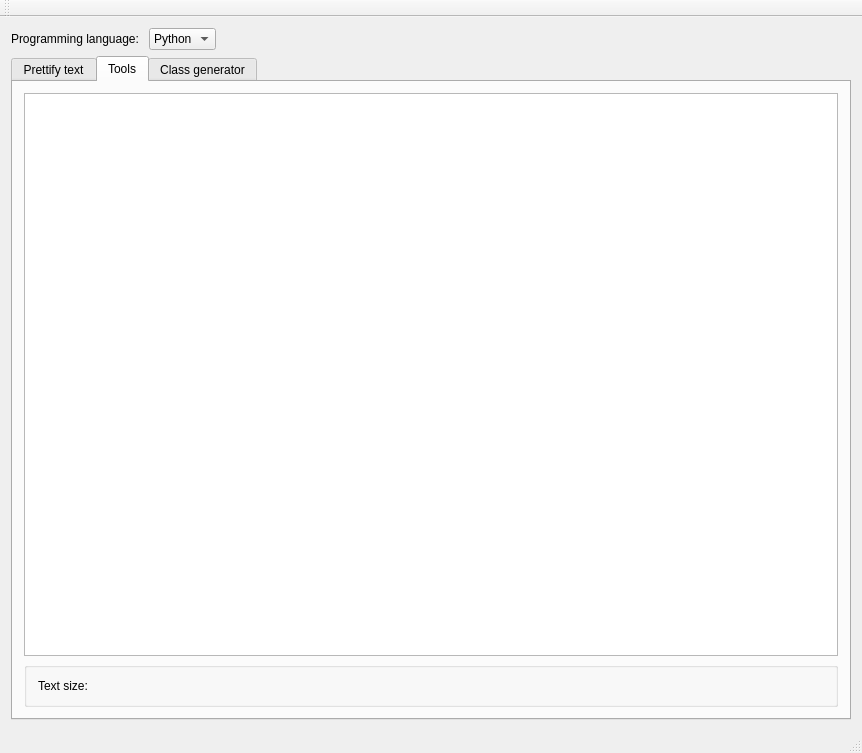
matthiaszeller/CodeHelper, file CodeHelper/mainwindow.ui: the form before one commit.
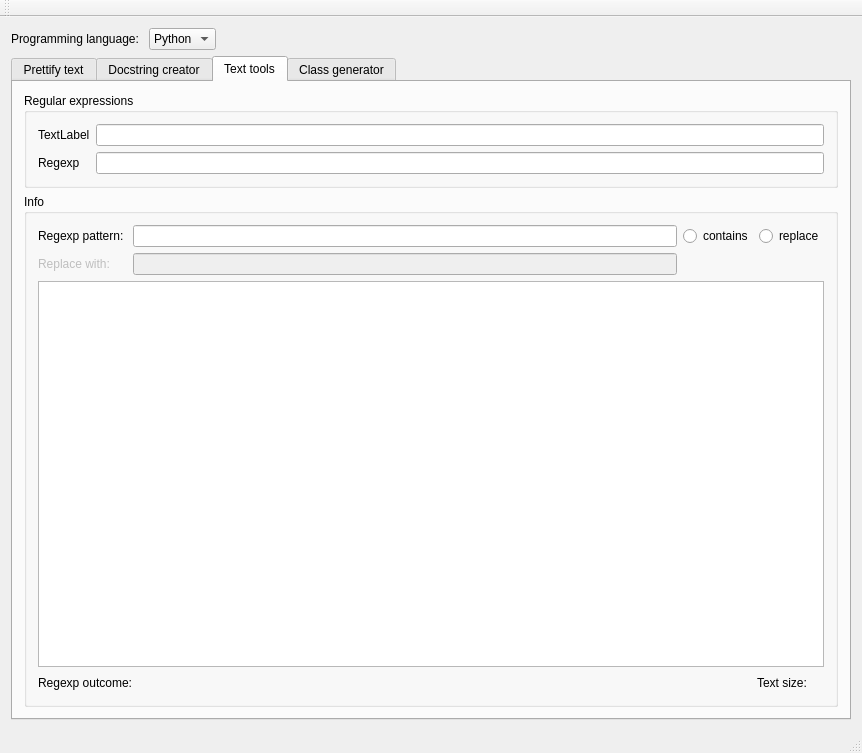
The form after the commit. The open tabs and pages were chosen to show the change.

Commit message: add content of text tools labels, create TextTools class, ...

Diff of the .ui file:
```diff
--- a/CodeHelper/mainwindow.ui
+++ b/CodeHelper/mainwindow.ui
@@ -280,37 +280,237 @@
         </item>
        </layout>
       </widget>
+      <widget class="QWidget" name="tab_4">
+       <attribute name="title">
+        <string>Docstring creator</string>
+       </attribute>
+       <layout class="QVBoxLayout" name="verticalLayout_5">
+        <item>
+         <widget class="QGroupBox" name="groupBox_4">
+          <property name="title">
+           <string>File</string>
+          </property>
+          <layout class="QGridLayout" name="gridLayout_4">
+           <item row="0" column="0">
+            <widget class="QLabel" name="label_9">
+             <property name="text">
+              <string>Select a file:</string>
+             </property>
+            </widget>
+           </item>
+           <item row="0" column="1">
+            <widget class="QLineEdit" name="lineEdit_docstring_file"/>
+           </item>
+           <item row="0" column="4">
+            <spacer name="horizontalSpacer_3">
+             <property name="orientation">
+              <enum>Qt::Horizontal</enum>
+             </property>
+             <property name="sizeHint" stdset="0">
+              <size>
+               <width>40</width>
+               <height>20</height>
+              </size>
+             </property>
+            </spacer>
+           </item>
+           <item row="0" column="2">
+            <widget class="QToolButton" name="toolButton_docstring_file">
+             <property name="text">
+              <string>...</string>
+             </property>
+            </widget>
+           </item>
+           <item row="0" column="3">
+            <widget class="QLabel" name="label_docstring_file">
+             <property name="text">
+              <string>xx</string>
+             </property>
+            </widget>
+           </item>
+          </layout>
+         </widget>
+        </item>
+        <item>
+         <widget class="QGroupBox" name="groupBox_5">
+          <property name="title">
+           <string/>
+          </property>
+          <layout class="QHBoxLayout" name="horizontalLayout_4">
+           <item>
+            <layout class="QVBoxLayout" name="verticalLayout_6">
+             <item>
+              <widget class="QListWidget" name="listWidget_docstring_features"/>
+             </item>
+            </layout>
+           </item>
+           <item>
+            <spacer name="horizontalSpacer_5">
+             <property name="orientation">
+              <enum>Qt::Horizontal</enum>
+             </property>
+             <property name="sizeHint" stdset="0">
+              <size>
+               <width>40</width>
+               <height>20</height>
+              </size>
+             </property>
+            </spacer>
+           </item>
+          </layout>
+         </widget>
+        </item>
+        <item>
+         <spacer name="verticalSpacer_2">
+          <property name="orientation">
+           <enum>Qt::Vertical</enum>
+          </property>
+          <property name="sizeHint" stdset="0">
+           <size>
+            <width>20</width>
+            <height>40</height>
+           </size>
+          </property>
+         </spacer>
+        </item>
+       </layout>
+      </widget>
       <widget class="QWidget" name="tab_3">
        <attribute name="title">
-        <string>Tools</string>
+        <string>Text tools</string>
        </attribute>
        <layout class="QVBoxLayout" name="verticalLayout_4">
         <item>
-         <widget class="QPlainTextEdit" name="plainTextEdit_tools"/>
-        </item>
-        <item>
-         <widget class="QGroupBox" name="groupBox_2">
+         <widget class="QGroupBox" name="groupBox_tools_regexp">
           <property name="title">
-           <string/>
+           <string>Regular expressions</string>
           </property>
-          <layout class="QGridLayout" name="gridLayout">
+          <layout class="QFormLayout" name="formLayout_2">
            <item row="0" column="0">
-            <widget class="QLabel" name="label_3">
+            <widget class="QLabel" name="label_10">
              <property name="text">
-              <string>Text size: </string>
+              <string>TextLabel</string>
              </property>
             </widget>
            </item>
            <item row="0" column="1">
-            <widget class="QLabel" name="label_tools_size">
+            <widget class="QLineEdit" name="lineEdit"/>
+           </item>
+           <item row="1" column="1">
+            <widget class="QLineEdit" name="lineEdit_2"/>
+           </item>
+           <item row="1" column="0">
+            <widget class="QLabel" name="label_11">
              <property name="text">
-              <string/>
+              <string>Regexp</string>
              </property>
             </widget>
            </item>
           </layout>
          </widget>
         </item>
+        <item>
+         <widget class="QGroupBox" name="groupBox_6">
+          <property name="title">
+           <string>Info</string>
+          </property>
+          <layout class="QVBoxLayout" name="verticalLayout_7">
+           <item>
+            <layout class="QGridLayout" name="gridLayout">
+             <item row="0" column="3">
+              <widget class="QRadioButton" name="radioButton_tools_regexp_replace">
+               <property name="text">
+                <string>replace</string>
+               </property>
+              </widget>
+             </item>
+             <item row="0" column="2">
+              <widget class="QRadioButton" name="radioButton_tools_regexp_contains">
+               <property name="text">
+                <string>contains</string>
+               </property>
+              </widget>
+             </item>
+             <item row="0" column="0">
+              <widget class="QLabel" name="label_12">
+               <property name="text">
+                <string>Regexp pattern: </string>
+               </property>
+              </widget>
+             </item>
+             <item row="0" column="1">
+              <widget class="QLineEdit" name="lineEdit_tools_regexp"/>
+             </item>
+             <item row="1" column="0">
+              <widget class="QLabel" name="label_13">
+               <property name="enabled">
+                <bool>false</bool>
+               </property>
+               <property name="text">
+                <string>Replace with: </string>
+               </property>
+              </widget>
+             </item>
+             <item row="1" column="1">
+              <widget class="QLineEdit" name="lineEdit_tools_regexp_replace">
+               <property name="enabled">
+                <bool>false</bool>
+               </property>
+              </widget>
+             </item>
+            </layout>
+           </item>
+           <item>
+            <widget class="QPlainTextEdit" name="plainTextEdit_tools"/>
+           </item>
+           <item>
+            <layout class="QGridLayout" name="gridLayout_5">
+             <item row="0" column="3">
+              <widget class="QLabel" name="label_3">
+               <property name="text">
+                <string>Text size: </string>
+               </property>
+              </widget>
+             </item>
+             <item row="0" column="0">
+              <widget class="QLabel" name="label_14">
+               <property name="text">
+                <string>Regexp outcome:</string>
+               </property>
+              </widget>
+             </item>
+             <item row="0" column="2">
+              <spacer name="horizontalSpacer_6">
+               <property name="orientation">
+                <enum>Qt::Horizontal</enum>
+               </property>
+               <property name="sizeHint" stdset="0">
+                <size>
+                 <width>40</width>
+                 <height>20</height>
+                </size>
+               </property>
+              </spacer>
+             </item>
+             <item row="0" column="1">
+              <widget class="QLabel" name="label_regexp_outcome">
+               <property name="text">
+                <string/>
+               </property>
+              </widget>
+             </item>
+             <item row="0" column="4">
+              <widget class="QLabel" name="label_tools_size">
+               <property name="text">
+                <string/>
+               </property>
+              </widget>
+             </item>
+            </layout>
+           </item>
+          </layout>
+         </widget>
+        </item>
        </layout>
       </widget>
       <widget class="QWidget" name="tab">
```
Left out of the diff: 37 changed lines with no effect on the pictures. The commit also changes 9 other files.
